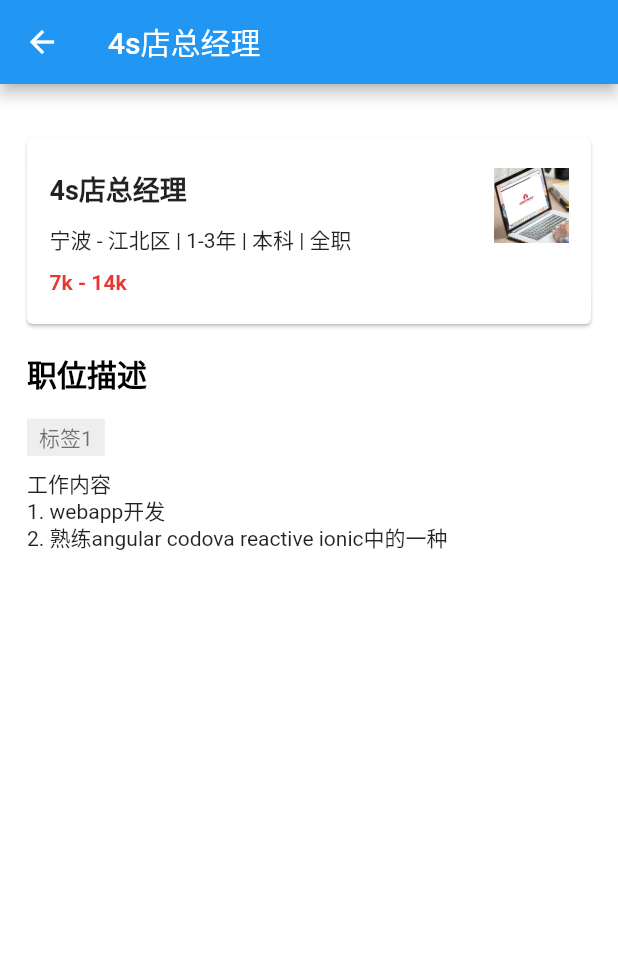
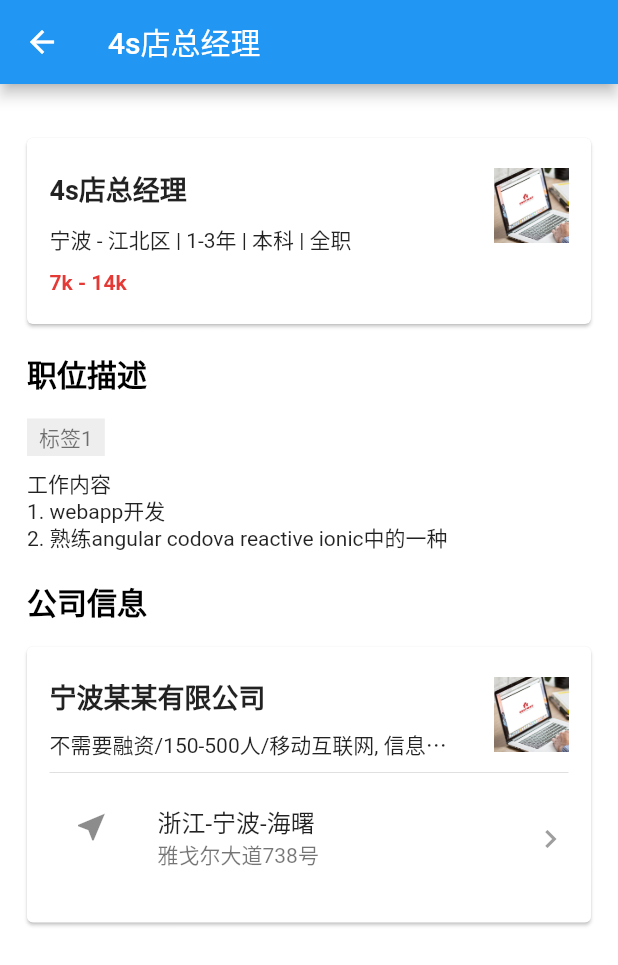
Before and after one commit to coolHt/Family-Union, a Flutter app: the screen it shows after launch, after a tap on "4s店总经理", on a phone screen of 412 x 824 dp. Shown: the top 965 px of the screen. Run offline on Flutter 3.47's test engine with Material 2 defaults, Android fonts, the phone set to English and light mode, and no system bars.

Commit message:
update detail

```diff
--- a/xz_application/lib/job/job-detail.dart
+++ b/xz_application/lib/job/job-detail.dart
@@ -21,6 +21,7 @@ class JobDetail extends StatelessWidget{
           children: <Widget>[
             jobProfile(), //职位简介
             jobDescription(), //职位描述
+            companyProfile(), //企业简介
           ],
         )
       )
@@ -141,3 +142,92 @@ Container tagStyle(tag){
     )
   );
 }
+
+//企业简介
+Container companyProfile(){
+  return Container(
+    margin: EdgeInsets.fromLTRB(0, 18.0, 0, 18.0),
+    child: Column(
+      crossAxisAlignment: CrossAxisAlignment.start,
+      children: <Widget>[
+        Common.maximumTitle('公司信息'),
+        Card(
+          margin: EdgeInsets.only(top: 15.0),
+          child: Padding(
+            padding: EdgeInsets.fromLTRB(15.0, 20.0, 15.0, 20.0),
+            child:Column(
+              children: <Widget>[
+                Row(
+                  crossAxisAlignment: CrossAxisAlignment.start,
+                  mainAxisAlignment: MainAxisAlignment.center,
+                  children: <Widget>[
+                    Expanded(
+                      flex: 4,
+                      child: Column(
+                        crossAxisAlignment: CrossAxisAlignment.start,
+                        children: <Widget>[
+                          Container(
+                            margin: EdgeInsets.only(bottom: 8.0),
+                            child: Text(
+                              '宁波某某有限公司',
+                              style: TextStyle(
+                                fontSize: 18.0,
+                                fontWeight: FontWeight.bold
+                              )
+                            ),
+                          ),
+                          Text(
+                            '不需要融资/150-500人/移动互联网, 信息安全, 大数据分析/周末双休',
+                            softWrap: false,
+                            overflow: TextOverflow.ellipsis,
+                            style: TextStyle(
+                              fontSize: 14.0,
+                            )
+                          )
+                        ],
+                      ),
+                    ),
+                    Expanded(
+                      child: Image(
+                        width: 50.0,
+                        height: 50.0,
+                        image: AssetImage('images/cPic.jpg'),
+                        alignment: Alignment.topRight,
+                      )
+                    )
+                  ]
+                ),
+                Divider(),
+                Row(
+                  mainAxisAlignment: MainAxisAlignment.spaceBetween,
+                  children: <Widget>[
+                    Expanded(
+                      flex: 4,
+                      child:ListTile(
+                        leading: Icon(
+                          Icons.near_me,
+                        ),
+                        title: Text('浙江-宁波-海曙'),
+                        subtitle: Text('雅戈尔大道738号'),
+                      )
+                    ),
+                    Expanded(
+                      flex: 1,
+                      child: Container(
+                        child: Icon(
+                          Icons.keyboard_arrow_right,
+                          color: Colors.grey
+                        ),
+                        alignment: Alignment.centerRight,
+                      )
+                    )
+                  ],
+                )
+              ],
+            ),
+          )
+        )
+      ],
+    )
+  );
+}
```
